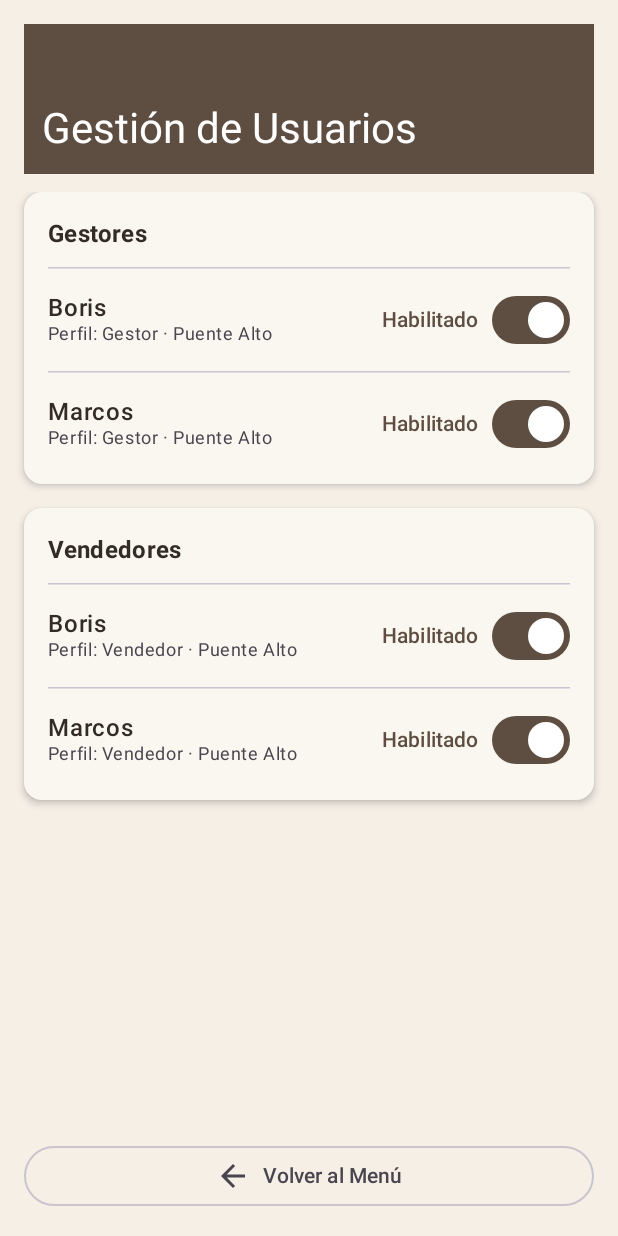
After one commit to MarcosFiniarel/CasoSemestral_App_Moviles, an Android app built with Jetpack Compose: the composable PanelDeUsuarioScreen called with empty values, on a phone screen of 412 x 824 dp. The commit adds this screen. Run offline under Robolectric (Android 15) with nearby library versions, the phone set to English and light mode, and no system bars; our stand-ins replace Room's generated code.

Commit message:
Gestion de estatus d perfiles por parte del administrador

```diff
--- a/app/src/main/java/com/example/casosemestral/model/data/local/AppDatabase.kt
+++ b/app/src/main/java/com/example/casosemestral/model/data/local/AppDatabase.kt
@@ -87,6 +87,16 @@ abstract class AppDatabase : RoomDatabase() {
                     VALUES ('Boris', '54321', 'Gestor', 'Puente Alto', 1, '$fechaActual', '$fechaActual')
                 """)
 
+                db.execSQL("""
+                    INSERT INTO user (nombre, clave, perfil, zonaSucursal, estadoCuenta, fechaCreacion, fechaActualizacion)
+                    VALUES ('Marcos', '12345', 'Administrador', 'Puente Alto', 1, '$fechaActual', '$fechaActual')
+                """)
+
+                db.execSQL("""
+                    INSERT INTO user (nombre, clave, perfil, zonaSucursal, estadoCuenta, fechaCreacion, fechaActualizacion)
+                    VALUES ('Boris', '54321', 'Administrador', 'Puente Alto', 1, '$fechaActual', '$fechaActual')
+                """)
+
                 // PRECARGA DE CLIENTES
                 db.execSQL("""
                     INSERT INTO cliente (nombre, identificadorTributario, correo, telefono, nombreMascosta, consentimiento)
--- /dev/null
+++ b/app/src/main/java/com/example/casosemestral/model/data/repository/UserRepository.kt
@@ -0,0 +1,19 @@
+package com.example.casosemestral.model.data.repository
+
+import com.example.casosemestral.model.user.UserDao
+import com.example.casosemestral.model.user.UserEntity
+import kotlinx.coroutines.flow.Flow
+
+class UserRepository(
+    private val userDao: UserDao
+) {
+
+    fun listarUsuarios(): Flow<List<UserEntity>>{
+        return userDao.listarUsuarios()
+    }
+
+    suspend fun actualizarEstado(idUser: Long, estado: Boolean, actualizacion: String){
+        userDao.actualizarEstado(idUser,estado,actualizacion)
+    }
+
+}
--- a/app/src/main/java/com/example/casosemestral/model/user/UserDao.kt
+++ b/app/src/main/java/com/example/casosemestral/model/user/UserDao.kt
@@ -1,7 +1,9 @@
 package com.example.casosemestral.model.user
 
 import androidx.room.Dao
+import androidx.room.Insert
 import androidx.room.Query
+import kotlinx.coroutines.flow.Flow
 
 @Dao
 interface UserDao {
@@ -10,4 +12,10 @@ interface UserDao {
     @Query("SELECT * FROM user WHERE nombre = :username AND perfil = :perfil")
     suspend fun obtenerUsuarioPorNombreYPerfil(username: String, perfil: String): UserEntity?
 
+    @Query("SELECT * FROM user WHERE perfil IN ('Gestor','Vendedor') ORDER BY nombre ASC, perfil ASC")
+    fun listarUsuarios(): Flow<List<UserEntity>>
+
+    @Query("UPDATE user SET estadoCuenta = :estado, fechaActualizacion = :actualizacion WHERE id = :userId")
+    suspend fun actualizarEstado(userId: Long, estado: Boolean, actualizacion: String)
+
 }
--- /dev/null
+++ b/app/src/main/java/com/example/casosemestral/ui/administrador/usuarioHabilitado/PanelDeUsuarioScreen.kt
@@ -0,0 +1,259 @@
+package com.example.casosemestral.ui.administrador.usuarioHabilitado
+
+import androidx.compose.foundation.background
+import androidx.compose.foundation.layout.Arrangement
+import androidx.compose.foundation.layout.Box
+import androidx.compose.foundation.layout.Column
+import androidx.compose.foundation.layout.Row
+import androidx.compose.foundation.layout.Spacer
+import androidx.compose.foundation.layout.fillMaxSize
+import androidx.compose.foundation.layout.fillMaxWidth
+import androidx.compose.foundation.layout.height
+import androidx.compose.foundation.layout.padding
+import androidx.compose.foundation.layout.width
+import androidx.compose.foundation.rememberScrollState
+import androidx.compose.foundation.verticalScroll
+import androidx.compose.material.icons.Icons
+import androidx.compose.material.icons.filled.ArrowBack
+import androidx.compose.material.icons.filled.CheckCircle
+import androidx.compose.material3.Card
+import androidx.compose.material3.CardDefaults
+import androidx.compose.material3.HorizontalDivider
+import androidx.compose.material3.Icon
+import androidx.compose.material3.MaterialTheme
+import androidx.compose.material3.OutlinedButton
+import androidx.compose.material3.Snackbar
+import androidx.compose.material3.SnackbarHost
+import androidx.compose.material3.SnackbarHostState
+import androidx.compose.material3.Switch
+import androidx.compose.material3.Text
+import androidx.compose.material3.TextButton
+import androidx.compose.runtime.Composable
+import androidx.compose.runtime.LaunchedEffect
+import androidx.compose.runtime.collectAsState
+import androidx.compose.runtime.derivedStateOf
+import androidx.compose.runtime.getValue
+import androidx.compose.runtime.remember
+import androidx.compose.ui.Alignment
+import androidx.compose.ui.Modifier
+import androidx.compose.ui.text.font.FontWeight
+import androidx.compose.ui.unit.dp
+import androidx.navigation.NavController
+import com.example.casosemestral.model.user.UserEntity
+
+@Composable
+fun PanelDeUsuarioScreen(
+    navController: NavController,
+    vm: PanelDeUsuarioViewModel,
+    username: String,
+    onVolverMenu: () -> Unit = {
+        navController.navigate("administrador_screen/$username") {
+            popUpTo("administrador_screen") { inclusive = true }
+        }
+    }
+) {
+    val usuarios by vm.usuarios.collectAsState()
+    val snackbarHostState = remember { SnackbarHostState() }
+    val scrollEstado = rememberScrollState()
+
+    val gestores by remember(usuarios) {
+        derivedStateOf { usuarios.filter { it.perfil.equals("Gestor", ignoreCase = true) } }
+    }
+    val vendedores by remember(usuarios) {
+        derivedStateOf { usuarios.filter { it.perfil.equals("Vendedor", ignoreCase = true) } }
+    }
+
+    LaunchedEffect(Unit) {
+        vm.mensajeEvento.collect { mensaje ->
+            snackbarHostState.showSnackbar(mensaje)
+        }
+    }
+
+    Box(modifier = Modifier.fillMaxSize()) {
+        Column(
+            modifier = Modifier
+                .fillMaxSize()
+                .padding(16.dp)
+        ) {
+            // CABECERA
+            Box(
+                modifier = Modifier
+                    .fillMaxWidth()
+                    .height(100.dp)
+                    .background(color = MaterialTheme.colorScheme.primary)
+            ) {
+                Text(
+                    text = "Gestión de Usuarios",
+                    style = MaterialTheme.typography.headlineMedium,
+                    color = MaterialTheme.colorScheme.onPrimary,
+                    modifier = Modifier
+                        .align(Alignment.BottomStart)
+                        .padding(12.dp)
+                )
+            }
+
+            Spacer(modifier = Modifier.height(12.dp))
+
+            // CONTENIDO SCROLLEABLE CON DOS TARJETAS SEPARADAS
+            Column(
+                modifier = Modifier
+                    .weight(1f)
+                    .fillMaxWidth()
+                    .verticalScroll(scrollEstado),
+                verticalArrangement = Arrangement.spacedBy(16.dp)
+            ) {
+                SeccionPerfilUsuariosCard(
+                    titulo = "Gestores",
+                    usuarios = gestores,
+                    textoVacio = "No hay gestores registrados...",
+                    onToggleEstado = { usuario, nuevoEstado ->
+                        vm.cambiarEstadoCuenta(usuario, nuevoEstado)
+                    }
+                )
+
+                SeccionPerfilUsuariosCard(
+                    titulo = "Vendedores",
+                    usuarios = vendedores,
+                    textoVacio = "No hay vendedores registrados...",
+                    onToggleEstado = { usuario, nuevoEstado ->
+                        vm.cambiarEstadoCuenta(usuario, nuevoEstado)
+                    }
+                )
+            }
+
+            Spacer(modifier = Modifier.height(12.dp))
+
+            OutlinedButton(
+                onClick = onVolverMenu,
+                modifier = Modifier.fillMaxWidth()
+            ) {
+                Icon(Icons.Default.ArrowBack, contentDescription = null)
+                Spacer(modifier = Modifier.width(8.dp))
+                Text("Volver al Menú")
+            }
+        }
+
+        SnackbarHost(
+            hostState = snackbarHostState,
+            modifier = Modifier
+                .align(Alignment.BottomCenter)
+                .padding(16.dp)
+        ) { data ->
+            Snackbar(
+                containerColor = MaterialTheme.colorScheme.primaryContainer,
+                contentColor = MaterialTheme.colorScheme.onPrimaryContainer,
+                action = {
+                    TextButton(onClick = { data.dismiss() }) {
+                        Text("OK", color = MaterialTheme.colorScheme.primary)
+                    }
+                }
+            ) {
+                Row(verticalAlignment = Alignment.CenterVertically) {
+                    Icon(
+                        imageVector = Icons.Default.CheckCircle,
+                        contentDescription = null,
+                        modifier = Modifier.padding(end = 8.dp)
+                    )
+                    Text(data.visuals.message)
+                }
+            }
+        }
+    }
+}
+
+@Composable
+private fun SeccionPerfilUsuariosCard(
+    titulo: String,
+    usuarios: List<UserEntity>,
+    textoVacio: String,
+    onToggleEstado: (UserEntity, Boolean) -> Unit
+) {
+    Card(
+        modifier = Modifier.fillMaxWidth(),
+        elevation = CardDefaults.cardElevation(defaultElevation = 3.dp),
+        colors = CardDefaults.cardColors(
+            containerColor = MaterialTheme.colorScheme.surface
+        )
+    ) {
+        Column(
+            modifier = Modifier
+                .fillMaxWidth()
+                .padding(16.dp),
+            verticalArrangement = Arrangement.spacedBy(10.dp)
+        ) {
+            Text(
+                text = titulo,
+                style = MaterialTheme.typography.titleMedium,
+                fontWeight = FontWeight.Bold
+            )
+
+            HorizontalDivider()
+
+            if (usuarios.isEmpty()) {
+                Text(
+                    text = textoVacio,
+                    style = MaterialTheme.typography.bodyMedium,
+                    color = MaterialTheme.colorScheme.secondary
+                )
+            } else {
+                usuarios.forEachIndexed { index, usuario ->
+                    FilaUsuarioSwitch(
+                        usuario = usuario,
+                        onCheckedChange = { checked -> onToggleEstado(usuario, checked) }
+                    )
+                    if (index < usuarios.lastIndex) {
+                        HorizontalDivider()
+                    }
+                }
+            }
+        }
+    }
+}
+
+@Composable
+private fun FilaUsuarioSwitch(
+    usuario: UserEntity,
+    onCheckedChange: (Boolean) -> Unit
+) {
+    val etiquetaEstado = if (usuario.estadoCuenta) "Habilitado" else "Deshabilitado"
+    val colorEstado = if (usuario.estadoCuenta) {
+        MaterialTheme.colorScheme.primary
+    } else {
+        MaterialTheme.colorScheme.error
+    }
+
+    Row(
+        modifier = Modifier.fillMaxWidth(),
+        horizontalArrangement = Arrangement.SpaceBetween,
+        verticalAlignment = Alignment.CenterVertically
+    ) {
+        Column(modifier = Modifier.weight(1f)) {
+            Text(
+                text = usuario.nombre,
+                style = MaterialTheme.typography.bodyLarge,
+                fontWeight = FontWeight.Medium
+            )
+            Text(
+                text = "Perfil: ${usuario.perfil} · ${usuario.zonaSucursal}",
+                style = MaterialTheme.typography.bodySmall,
+                color = MaterialTheme.colorScheme.onSurfaceVariant
+            )
+        }
+
+        Spacer(modifier = Modifier.width(8.dp))
+
+        Row(verticalAlignment = Alignment.CenterVertically) {
+            Text(
+                text = etiquetaEstado,
+                style = MaterialTheme.typography.labelLarge,
+                fontWeight = FontWeight.SemiBold,
+                color = colorEstado
+            )
+            Spacer(modifier = Modifier.width(8.dp))
+            Switch(
+                checked = usuario.estadoCuenta,
+                onCheckedChange = onCheckedChange
+            )
+        }
+    }
+}
--- /dev/null
+++ b/app/src/main/java/com/example/casosemestral/ui/administrador/usuarioHabilitado/PanelDeUsuarioViewModel.kt
@@ -0,0 +1,44 @@
+package com.example.casosemestral.ui.administrador.usuarioHabilitado
+
+import android.app.Application
+import androidx.lifecycle.AndroidViewModel
+import androidx.lifecycle.viewModelScope
+import com.example.casosemestral.model.data.local.AppDatabase
+import com.example.casosemestral.model.data.repository.UserRepository
+import com.example.casosemestral.model.user.UserEntity
+import kotlinx.coroutines.flow.MutableSharedFlow
+import kotlinx.coroutines.flow.SharedFlow
+import kotlinx.coroutines.flow.SharingStarted
+import kotlinx.coroutines.flow.StateFlow
+import kotlinx.coroutines.flow.asSharedFlow
+import kotlinx.coroutines.flow.stateIn
+import kotlinx.coroutines.launch
+
+class PanelDeUsuarioViewModel(app: Application): AndroidViewModel(app){
+    private val repo = UserRepository(
+        userDao = AppDatabase.getDatabase(app).userDao()
+    )
+
+    val usuarios: StateFlow<List<UserEntity>> = repo.listarUsuarios()
+        .stateIn(
+            scope = viewModelScope,
+            started = SharingStarted.WhileSubscribed(5000),
+            initialValue = emptyList()
+        )
+
+    private val _mensajeEvento = MutableSharedFlow<String>()
+    val mensajeEvento: SharedFlow<String> = _mensajeEvento.asSharedFlow()
+
+    fun cambiarEstadoCuenta(usuario: UserEntity, nuevoEstado: Boolean) {
+        viewModelScope.launch {
+            val fechaActual = UserEntity.obtenerFechaActual()
+            repo.actualizarEstado(
+                idUser = usuario.id,
+                estado = nuevoEstado,
+                actualizacion = fechaActual
+            )
+            val estadoTexto = if (nuevoEstado) "habilitada" else "inhabilitada"
+            _mensajeEvento.emit("Cuenta de ${usuario.nombre} (${usuario.perfil}) $estadoTexto")
+        }
+    }
+}
--- a/app/src/main/java/com/example/casosemestral/ui/login/LoginScreen.kt
+++ b/app/src/main/java/com/example/casosemestral/ui/login/LoginScreen.kt
@@ -188,8 +188,8 @@ fun LoginScreen(
                                         }
                                     }
                                     "Administrador" -> {
-                                        navController.navigate("vendedor_screen/$username") {
-                                            popUpTo("login_screen") { inclusive = true }
+                                        navController.navigate("administrador_screen/$username") {
+                                            popUpTo("administrador_screen") { inclusive = true }
                                         }
                                     }
                                 }
```
Also changed, not shown: app/src/main/java/com/example/casosemestral/ui/administrador/MenuAdministradorScreen.kt (added, +94 -0 lines), app/src/main/java/com/example/casosemestral/ui/navigation/AppNav.kt (+29 -0 lines).
